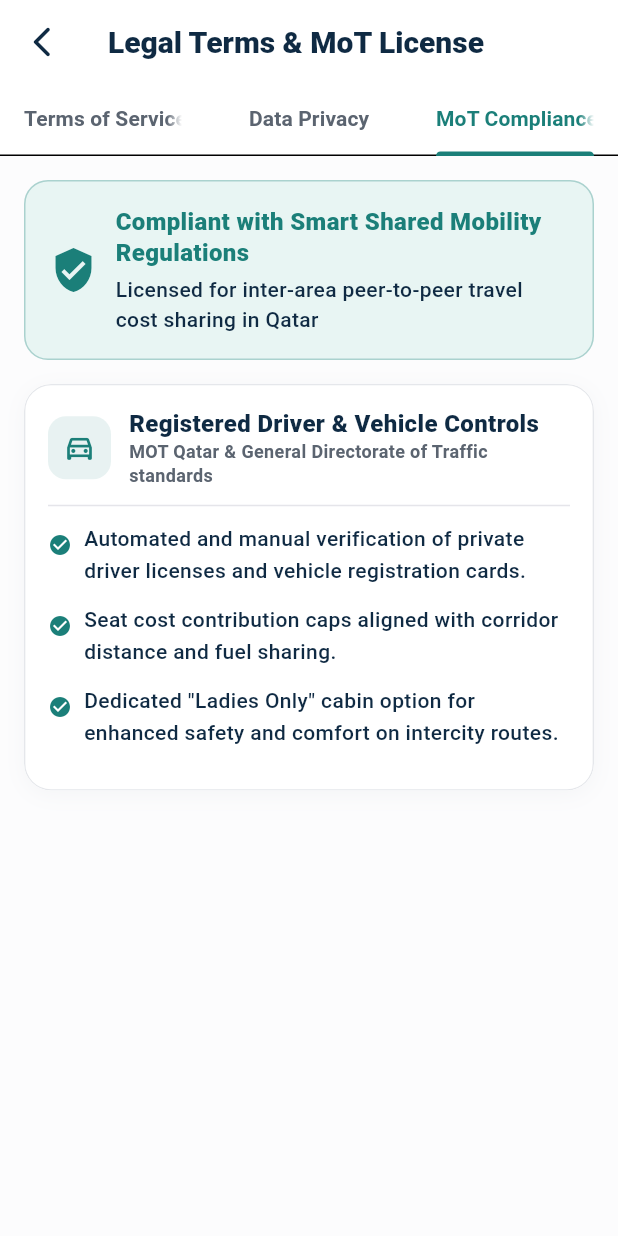
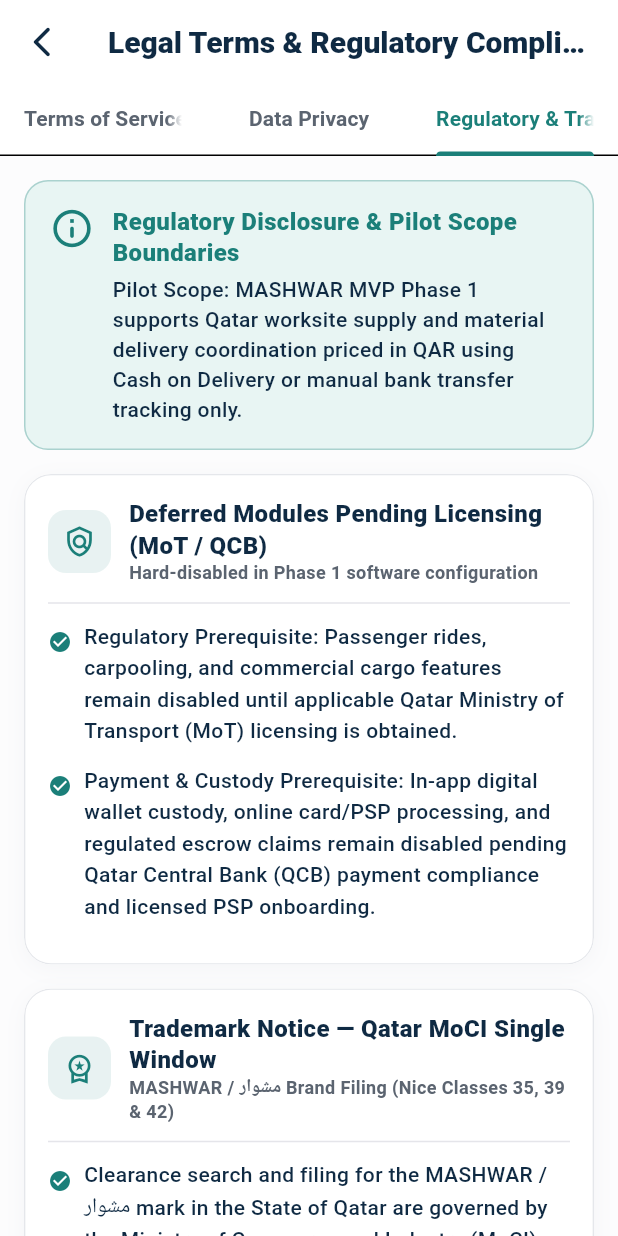
Before and after one commit to Abdelrahman-Mahana/Meshwar-Platform, a Flutter app: the LegalComplianceScreen screen opened directly, tab 3 chosen, on a phone screen of 412 x 824 dp. Run offline on Flutter 3.47's test engine with Material 3 defaults, Android fonts, the phone set to English and light mode, and no system bars; our stand-ins replace cloud_firestore, firebase_auth, firebase_core, google_fonts, shared_preferences; accounts and stored records are empty; Roboto replaces fonts that are missing (Cairo).

Commit message:
chore(release): register Firebase native apps, release signing, iOS permissions, and Qatar legal compliance

```diff
--- a/lib/screens/account/legal_and_backend_screens.dart
+++ b/lib/screens/account/legal_and_backend_screens.dart
@@ -2,6 +2,7 @@ import 'dart:convert';
 import 'package:flutter/material.dart';
 import 'package:flutter/services.dart';
 import 'package:provider/provider.dart';
+import '../../core/config/app_environment.dart';
 import '../../core/constants/app_colors.dart';
 import '../../core/constants/app_dimens.dart';
 import '../../core/constants/app_typography.dart';
@@ -15,7 +16,7 @@ import '../../state/auth_provider.dart';
 import '../../state/settings_provider.dart';
 import '../system/system_screens.dart';
 
-/// 1. Legal, Privacy & Ministry of Transport Compliance Screen
+/// 1. Legal Terms, Qatar PDPL Data Privacy & Regulatory Boundaries Screen
 class LegalComplianceScreen extends StatelessWidget {
   final int initialTabIndex;
   const LegalComplianceScreen({super.key, this.initialTabIndex = 0});
@@ -33,7 +34,7 @@ class LegalComplianceScreen extends StatelessWidget {
           backgroundColor: const Color(0xFFFCFCFD),
           appBar: AppBar(
             title: Text(
-              isAr ? 'الشروط القانونية والترخيص' : 'Legal Terms & MoT License',
+              isAr ? 'الشروط القانونية والامتثال التنظيمي' : 'Legal Terms & Regulatory Compliance',
               style: AppTypography.title(),
             ),
             backgroundColor: Colors.white,
@@ -54,7 +55,7 @@ class LegalComplianceScreen extends StatelessWidget {
               tabs: [
                 Tab(text: isAr ? 'شروط الخدمة' : 'Terms of Service'),
                 Tab(text: isAr ? 'حماية البيانات' : 'Data Privacy'),
-                Tab(text: isAr ? 'امتثال وزارة النقل' : 'MoT Compliance'),
+                Tab(text: isAr ? 'الحدود التنظيمية والعلامة' : 'Regulatory & Trademark'),
               ],
             ),
           ),
@@ -62,7 +63,7 @@ class LegalComplianceScreen extends StatelessWidget {
             children: [
               _buildTermsTab(isAr),
               _buildPrivacyTab(isAr),
-              _buildMoTComplianceTab(isAr),
+              _buildRegulatoryBoundariesTab(isAr),
             ],
           ),
         ),
@@ -75,36 +76,46 @@ class LegalComplianceScreen extends StatelessWidget {
       padding: const EdgeInsets.all(AppDimens.space16),
       children: [
         _buildInfoCard(
-          icon: Icons.gavel_outlined,
-          title: isAr ? 'اتفاقية الاستخدام لمنصة مشوار (MASHWAR)' : 'MASHWAR Platform Terms of Use',
-          subtitle: isAr ? 'آخر تحديث: يونيو 2026 - ساري في دولة قطر' : 'Last Updated: June 2026 - Valid in State of Qatar',
+          icon: Icons.handyman_outlined,
+          title: isAr
+              ? 'شروط المرحلة التجريبية لتوريد مواقع العمل (MASHWAR)'
+              : 'MASHWAR Worksite Supply Pilot Terms',
+          subtitle: isAr
+              ? 'نطاق المرحلة الأولى (MVP) — ساري في دولة قطر'
+              : 'Phase 1 MVP Pilot Scope — State of Qatar',
           points: isAr
               ? const [
-                  'منصة مشوار هي منصة تقنية لتنظيم تشارك الركوب (Carpooling) وتوصيل الطرود الخفيفة بين المسافرين على نفس المسار بين مناطق ومدن دولة قطر.',
-                  'يلتزم جميع السائقين والركاب بتقديم بيانات هوية صحيحة ومطابقة للبطاقة الشخصية القطرية (QID) السارية.',
-                  'يُحظر تماماً استخدام التطبيق في نقل المواد المحظورة قانوناً أو تجاوز عدد المقاعد المحدد في استمارة المركبة.',
-                  'تخضع سياسة الإلغاء واسترداد المبالغ في المحفظة لضوابط الوقت المعلن قبل انطلاق الرحلة (مجاني قبل 24 ساعة من الانطلاق).',
+                  'تعمل منصة مشوار في مرحلتها التجريبية الأولى كمنصة تقنية لتنسيق طلبات توريد مستلزمات ومواد مواقع العمل والورش داخل بلديات دولة قطر الثماني.',
+                  'يشترط لتقديم عروض التوريد أو تنفيذ الطلبات استكمال توثيق البطاقة الشخصية القطرية المكونة من 11 رقماً (QID) واعتماد حساب المزود من إدارة الامتثال.',
+                  'يُحظر تماماً طلب أو نقل أي مواد محظورة قانوناً أو خطرة، ويلتزم المزود بإرفاق صورة فاتورة الشراء عند التوريد متى تطلب الطلب ذلك.',
+                  'يُوثق التسليم الفعلي في موقع العمل حصرياً عبر رمز التسليم الأحادي المكون من 6 محارف والخاص بصاحب الطلب (بحد أقصى 5 محاولات وصلاحية 24 ساعة).',
                 ]
               : const [
-                  'MASHWAR is a technology platform connecting inter-area travelers in Qatar for shared rides (Carpooling) and light parcel delivery along the same corridor.',
-                  'All drivers and passengers must provide valid Qatar ID (QID) details.',
-                  'Transporting prohibited items or exceeding the licensed seat capacity is strictly forbidden.',
-                  'Cancellations and wallet refunds follow the published schedule (free up to 24 hours before departure).',
+                  'MASHWAR Phase 1 MVP operates solely as a technology coordination platform for worksite supplies, hardware, and site material errands across Qatar\'s 8 municipalities.',
+                  'Providers submitting offers or fulfilling orders must complete 11-digit Qatar ID (QID) verification and hold active compliance approval.',
+                  'Requesting or transporting unlawful or hazardous materials is strictly prohibited; providers must attach store purchase invoices where applicable.',
+                  'On-site delivery completion is verified via the requester\'s single-use 6-character handover code (enforced server-side with a 5-attempt cap and 24-hour expiry).',
                 ],
         ),
         const SizedBox(height: AppDimens.space16),
         _buildInfoCard(
-          icon: Icons.account_balance_wallet_outlined,
-          title: isAr ? 'الرسوم والمدفوعات الرقمية' : 'Fees & Digital Payments',
-          subtitle: isAr ? 'تكامل المحفظة مع فوراً (Fawran) وQPay وSkipCash وApple Pay' : 'Integrated with Fawran, QPay, SkipCash & Apple Pay',
+          icon: Icons.payments_outlined,
+          title: isAr
+              ? 'التسعير وطرق التسوية في المرحلة التجريبية'
+              : 'Pilot Pricing & Settlement Methods',
+          subtitle: isAr
+              ? 'الدفع عند الاستلام (cash_on_delivery) أو التحويل البنكي اليدوي (bank_transfer_manual)'
+              : 'Direct settlement only: cash_on_delivery or bank_transfer_manual',
           points: isAr
               ? const [
-                  'رسوم الخدمة والمنصة محددة بشفافية كاملة بالريال القطري (ر.ق) قبل تأكيد الحجز.',
-                  'تُحفظ مبالغ الحجز الإلكتروني في حساب ضامن (Escrow) ولا يتم تحويلها للسائق إلا بعد تأكيد إتمام الرحلة أو تسليم الطرد برمز OTP.',
+                  'تُعرض جميع الميزانيات وعروض التوريد بالريال القطري (QAR) بشفافية كاملة قبل قبول العرض.',
+                  'تقتصر طرق التسوية المعتمدة في المرحلة التجريبية على الدفع النقدي عند الاستلام (cash_on_delivery) أو التحويل البنكي اليدوي المباشر (bank_transfer_manual) مع إرفاق صورة إيصال التحويل للتوثيق.',
+                  'لا تحتفظ منصة مشوار بأي أرصدة محافظ رقمية مسبقة الدفع ولا تقدم خدمة الضمان المالي (Escrow) أو تحصيل البطاقات البنكية داخل التطبيق في هذه المرحلة.',
                 ]
               : const [
-                  'Platform service fees are transparently displayed in QAR prior to booking confirmation.',
-                  'Digital payments are held in escrow and released to the driver only after trip completion or 4-digit OTP parcel handover.',
+                  'All request budgets and supplier offers are quoted transparently in Qatari Riyals (QAR) prior to offer acceptance.',
+                  'Pilot settlement is strictly limited to Cash on Delivery (cash_on_delivery) or direct Manual Bank Transfer (bank_transfer_manual) with uploaded transfer proof.',
+                  'MASHWAR does not hold stored-value wallet balances, process in-app card/PSP payments, or act as an escrow custodian during Phase 1.',
                 ],
         ),
       ],
@@ -117,27 +128,31 @@ class LegalComplianceScreen extends StatelessWidget {
       children: [
         _buildInfoCard(
           icon: Icons.privacy_tip_outlined,
-          title: isAr ? 'قانون حماية خصوصية البيانات الشخصية رقم 13 لسنة 2016' : 'Qatar Personal Data Privacy Law No. 13 of 2016',
-          subtitle: isAr ? 'التزام كامل بمعايير التشفير والخصوصية في دولة قطر' : 'Full compliance with Qatar NCSA encryption & KYC privacy standards',
+          title: isAr
+              ? 'قانون حماية خصوصية البيانات الشخصية رقم 13 لسنة 2016'
+              : 'Qatar Personal Data Privacy Law (PDPL) No. 13 of 2016',
+          subtitle: isAr
+              ? 'ضوابط الخصوصية وحقوق أصحاب البيانات في دولة قطر'
+              : 'Data protection safeguards & data subject rights in Qatar',
           points: isAr
               ? const [
-                  'تُشفر صور البطاقات الشخصية القطرية (QID) ورخص القيادة بتقنية AES-256 وتُستخدم حصرياً للتحقق من الهوية والأمان (KYC).',
-                  'لا تتم مشاركة رقم الجوال الكامل بين الأطراف إلا بعد تأكيد الحجز الفعلي للرحلة أو الطرد.',
-                  'بيانات الموقع الجغرافي الحي (Live GPS) تُفعل فقط أثناء الرحلة النشطة أو عند استخدام زر استغاثة الطوارئ SOS (999).',
-                  'يحق للمستخدم طلب تصدير بياناته أو حذف حسابه نهائياً من الخوادم بشرط عدم وجود رحلات أو التزامات مالية معلقة.',
+                  'تُجمع البيانات الأساسية (الاسم، البريد الإلكتروني، رقم الجوال +974) وصور البطاقة الشخصية القطرية (QID) بموافقة صريحة ولأغراض التحقق من الهوية وتنفيذ طلبات التوريد فقط.',
+                  'تُعزل وثائق التحقق (provider_verifications) بصلاحيات وصول مقيدة للمستخدم نفسه وفريق الامتثال المخول فقط، وتُحفظ رموز التسليم بصيغة تجزئة مشفرة (Salted SHA-256).',
+                  'تُشارك تفاصيل الموقع والتواصل بين صاحب الطلب والمزود المعتمد المكلف بالطلب النشط فقط، وتُستضاف البيانات عبر بنية سحابية مشفرة أثناء النقل والتخزين (europe-west1).',
+                  'حق حذف الحساب والبيانات: يحق للمستخدم طلب تصحيح بياناته أو حذف حسابه وملفات التوثيق نهائياً من داخل التطبيق فور عدم وجود طلبات نشطة أو نزاعات قائمة.',
                 ]
               : const [
-                  'Qatar ID (QID) and driver license images are AES-256 encrypted and used exclusively for KYC verification.',
-                  'Mobile numbers are masked until a ride or parcel booking is officially confirmed.',
-                  'Live GPS location sharing is active only during an ongoing trip or when Emergency SOS (999) is triggered.',
-                  'Users may export their data or permanently delete their account when no active rides or balances are pending.',
+                  'Account details (name, email, +974 phone) and 11-digit Qatar ID (QID) KYC images are collected with explicit consent strictly for identity verification and worksite order fulfillment.',
+                  'KYC records (provider_verifications) are isolated under strict owner/admin-only access rules, and handover codes are stored solely as salted SHA-256 hashes.',
+                  'Contact and site location details are shared strictly between the requester and the assigned approved provider on encrypted cloud infrastructure (europe-west1).',
+                  'Account Deletion Rights: Users may update their profile or permanently delete their account and KYC records in-app once any active or disputed worksite orders are closed.',
                 ],
         ),
       ],
     );
   }
 
-  Widget _buildMoTComplianceTab(bool isAr) {
+  Widget _buildRegulatoryBoundariesTab(bool isAr) {
     return ListView(
       padding: const EdgeInsets.all(AppDimens.space16),
       children: [
@@ -149,22 +164,23 @@ class LegalComplianceScreen extends StatelessWidget {
             border: Border.all(color: AppColors.teal.withValues(alpha: 0.3)),
           ),
           child: Row(
+            crossAxisAlignment: CrossAxisAlignment.start,
             children: [
-              const Icon(Icons.verified_user, color: AppColors.teal, size: 32),
+              const Icon(Icons.info_outline_rounded, color: AppColors.teal, size: 30),
               const SizedBox(width: AppDimens.space12),
               Expanded(
                 child: Column(
                   crossAxisAlignment: CrossAxisAlignment.start,
                   children: [
                     Text(
-                      isAr ? 'متوافق مع ضوابط النقل الذكي التشاركي' : 'Compliant with Smart Shared Mobility Regulations',
+                      isAr
+                          ? 'الإفصاح التنظيمي وحدود المرحلة التجريبية'
+                          : 'Regulatory Disclosure & Pilot Scope Boundaries',
                       style: AppTypography.title(color: AppColors.teal).copyWith(fontSize: 16),
                     ),
                     const SizedBox(height: 4),
                     Text(
-                      isAr
-                          ? 'مرخص لتنظيم تشارك تكلفة التنقل بين مناطق قطر (Peer-to-Peer Cost Sharing)'
-                          : 'Licensed for inter-area peer-to-peer travel cost sharing in Qatar',
+                      AppEnvironment.pilotScopeDisclaimer(isArabic: isAr),
                       style: AppTypography.bodySecondary(color: AppColors.textPrimary),
                     ),
                   ],
@@ -175,19 +191,40 @@ class LegalComplianceScreen extends StatelessWidget {
         ),
         const SizedBox(height: AppDimens.space16),
         _buildInfoCard(
-          icon: Icons.directions_car_filled_outlined,
-          title: isAr ? 'ضوابط السائقين والمركبات المسجلة' : 'Registered Driver & Vehicle Controls',
-          subtitle: isAr ? 'معايير وزارة المواصلات وإدارة المرور في قطر' : 'MOT Qatar & General Directorate of Traffic standards',
+          icon: Icons.policy_outlined,
+          title: isAr
+              ? 'الخدمات المؤجلة لحين استكمال التراخيص (MoT / QCB)'
+              : 'Deferred Modules Pending Licensing (MoT / QCB)',
+          subtitle: isAr
+              ? 'معطّلة برمجياً بالكامل في إصدار المرحلة الأولى'
+              : 'Hard-disabled in Phase 1 software configuration',
           points: isAr
-              ? const [
-                  'التحقق الآلي واليدوي من سريان رخصة القيادة الخاصة ورخصة تسيير المركبة.',
-                  'تحديد سقف مساهمة المقعد بما يتناسب مع مسافة الطريق وتكلفة الوقود الفعلية دون تحويل المركبة لسيارة أجرة تجارية.',
-                  'دعم خيار "مقصورة سيدات فقط" لتعزيز الأمان والخصوصية على خطوط السفر الطويلة.',
+              ? [
+                  AppEnvironment.passengerTransportNoticeAr,
+                  AppEnvironment.paymentsEscrowNoticeAr,
                 ]
-              : const [
-                  'Automated and manual verification of private driver licenses and vehicle registration cards.',
-                  'Seat cost contribution caps aligned with corridor distance and fuel sharing.',
-                  'Dedicated "Ladies Only" cabin option for enhanced safety and comfort on intercity routes.',
+              : [
+                  AppEnvironment.passengerTransportNoticeEn,
+                  AppEnvironment.paymentsEscrowNoticeEn,
+                ],
+        ),
+        const SizedBox(height: AppDimens.space16),
+        _buildInfoCard(
+          icon: Icons.workspace_premium_outlined,
+          title: isAr
+              ? 'إشعار العلامة التجارية — وزارة التجارة والصناعة (MoCI)'
+              : 'Trademark Notice — Qatar MoCI Single Window',
+          subtitle: isAr
+              ? 'العلامة التجارية «مشوار / MASHWAR» (الفئات 35 و39 و42)'
+              : 'MASHWAR / مشوار Brand Filing (Nice Classes 35, 39 & 42)',
+          points: isAr
+              ? [
+                  'تخضع إجراءات البحث وإيداع العلامة التجارية «مشوار / MASHWAR» في دولة قطر لضوابط إدارة حماية الملكية الفكرية بوزارة التجارة والصناعة عبر النافذة الواحدة (الفئات 35 و39 و42).',
+                  AppEnvironment.trademarkNoticeAr,
+                ]
+              : [
+                  'Clearance search and filing for the MASHWAR / مشوار mark in the State of Qatar are governed by the Ministry of Commerce and Industry (MoCI) Single Window IP framework (Nice Classes 35, 39, and 42).',
+                  AppEnvironment.trademarkNoticeEn,
                 ],
         ),
       ],
```
Also changed, not shown: lib/firebase_options.dart, 13 other files.
